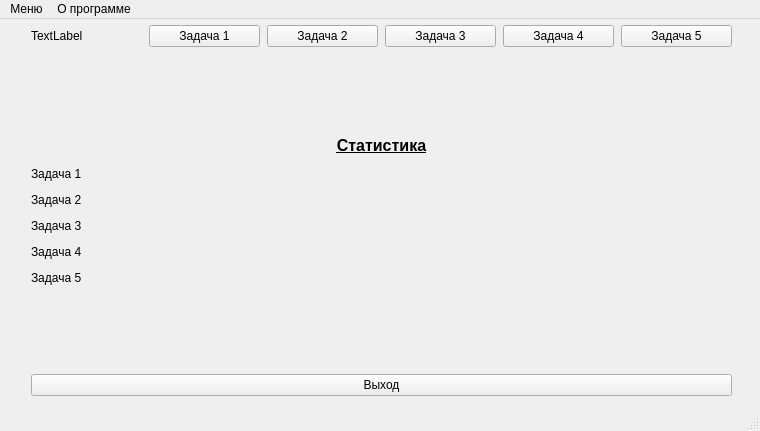
mateykaa/5th, file client/mainwindow.ui: the form before one commit.
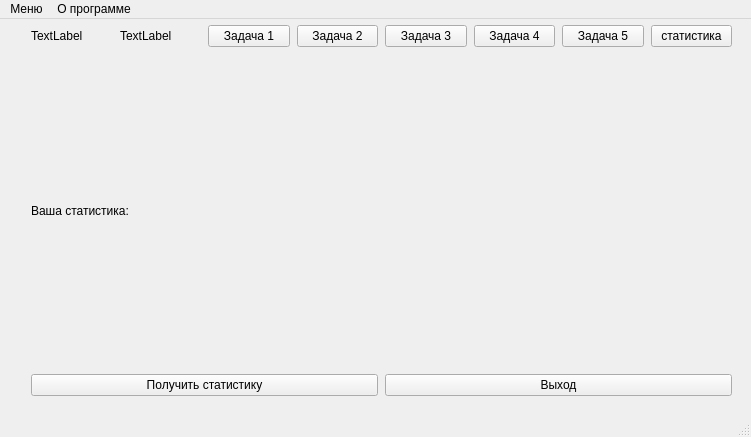
The form after the commit.

Patch:
```diff
--- a/client/mainwindow.ui
+++ b/client/mainwindow.ui
@@ -6,8 +6,8 @@
    <rect>
     <x>0</x>
     <y>0</y>
-    <width>760</width>
-    <height>431</height>
+    <width>751</width>
+    <height>437</height>
    </rect>
   </property>
   <property name="windowTitle">
@@ -41,6 +41,13 @@
      </property>
      <item>
       <layout class="QHBoxLayout" name="horizontalLayout_3">
+       <item>
+        <widget class="QLabel" name="role_label">
+         <property name="text">
+          <string>TextLabel</string>
+         </property>
+        </widget>
+       </item>
        <item>
         <widget class="QLabel" name="log_label">
          <property name="text">
@@ -83,18 +90,43 @@
          </property>
         </widget>
        </item>
+       <item>
+        <widget class="QPushButton" name="teacher_button">
+         <property name="text">
+          <string>статистика</string>
+         </property>
+        </widget>
+       </item>
       </layout>
      </item>
-     <item>
-      <widget class="QLabel" name="Stat_label">
-       <property name="text">
-        <string>&lt;html&gt;&lt;head/&gt;&lt;body&gt;&lt;p align=&quot;center&quot;&gt;&lt;span style=&quot; font-size:12pt; font-weight:700; text-decoration: underline;&quot;&gt;Статистика&lt;/span&gt;&lt;/p&gt;&lt;p&gt;Задача 1 &lt;/p&gt;&lt;p&gt;Задача 2 &lt;/p&gt;&lt;p&gt;Задача 3 &lt;/p&gt;&lt;p&gt;Задача 4 &lt;/p&gt;&lt;p&gt;Задача 5&lt;/p&gt;&lt;/body&gt;&lt;/html&gt;</string>
-       </property>
-      </widget>
-     </item>
      <item>
       <layout class="QHBoxLayout" name="horizontalLayout_5">
        <item>
+        <widget class="QLabel" name="Yourstat_label">
+         <property name="text">
+          <string>Ваша статистика:</string>
+         </property>
+        </widget>
+       </item>
+       <item>
+        <widget class="QLabel" name="Stat_label">
+         <property name="text">
+          <string>&lt;html&gt;&lt;head/&gt;&lt;body&gt;&lt;p align=&quot;center&quot;&gt;&lt;br/&gt;&lt;/p&gt;&lt;/body&gt;&lt;/html&gt;</string>
+         </property>
+        </widget>
+       </item>
+      </layout>
+     </item>
+     <item>
+      <layout class="QHBoxLayout" name="horizontalLayout">
+       <item>
+        <widget class="QPushButton" name="getstat_pushbutton">
+         <property name="text">
+          <string>Получить статистику</string>
+         </property>
+        </widget>
+       </item>
+       <item>
         <widget class="QPushButton" name="Exit_pushButton">
          <property name="text">
           <string>Выход</string>
@@ -111,7 +143,7 @@
     <rect>
      <x>0</x>
      <y>0</y>
-     <width>760</width>
+     <width>751</width>
      <height>25</height>
     </rect>
    </property>
```
